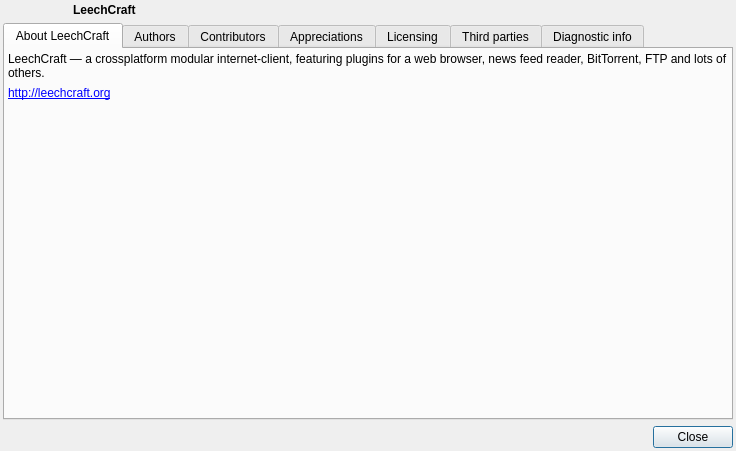
The window that src/core/aboutdialog.ui (0xd34df00d/leechcraft) describes before a commit, drawn with Qt 5.
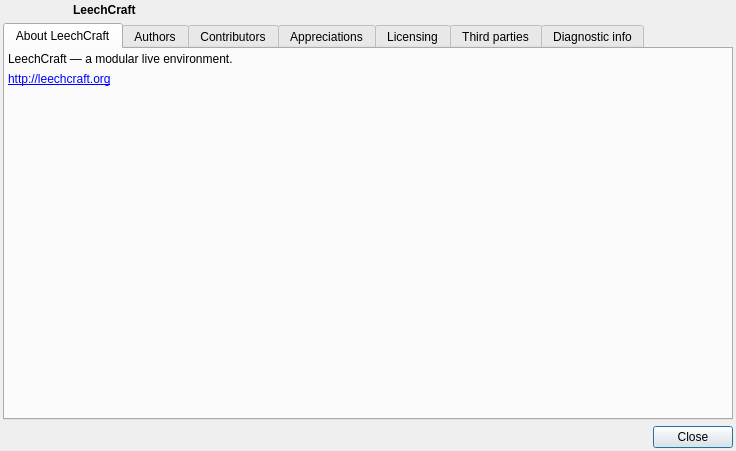
The same window after the commit. Icons and pictures are not drawn.

Commit message: [Core] Fixed description in About dialog.

```diff
--- a/src/core/aboutdialog.ui
+++ b/src/core/aboutdialog.ui
@@ -73,7 +73,7 @@
        <item>
         <widget class="QLabel" name="label">
          <property name="text">
-          <string>LeechCraft — a crossplatform modular internet-client, featuring plugins for a web browser, news feed reader, BitTorrent, FTP and lots of others.</string>
+          <string>LeechCraft — a modular live environment.</string>
          </property>
          <property name="wordWrap">
           <bool>true</bool>
```
